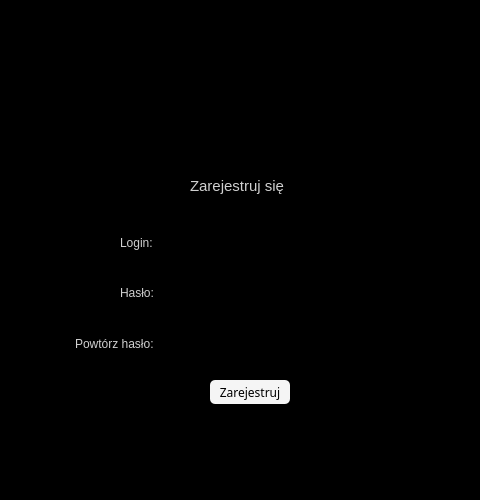
Above: registerwindow.ui from Azure7896/ReminderProject before the change. Below: the same form after it.
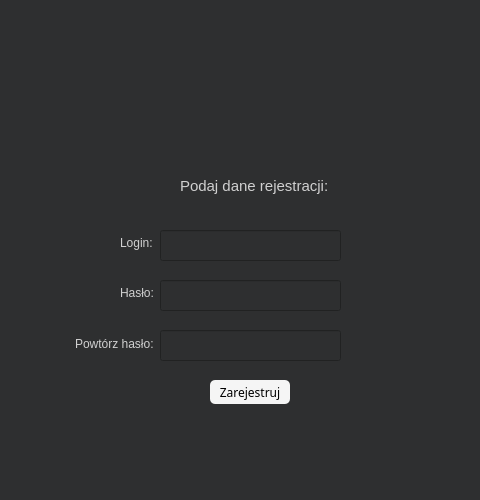
That is the form after the change. Icons and pictures are not drawn.

Commit message: Added register validation

The edit to the form file:
```diff
--- a/registerwindow.ui
+++ b/registerwindow.ui
@@ -13,6 +13,502 @@
     <height>500</height>
    </rect>
   </property>
+  <property name="palette">
+   <palette>
+    <active>
+     <colorrole role="Light">
+      <brush brushstyle="SolidPattern">
+       <color alpha="255">
+        <red>255</red>
+        <green>255</green>
+        <blue>255</blue>
+       </color>
+      </brush>
+     </colorrole>
+     <colorrole role="Midlight">
+      <brush brushstyle="SolidPattern">
+       <color alpha="255">
+        <red>227</red>
+        <green>227</green>
+        <blue>227</blue>
+       </color>
+      </brush>
+     </colorrole>
+     <colorrole role="Dark">
+      <brush brushstyle="SolidPattern">
+       <color alpha="255">
+        <red>160</red>
+        <green>160</green>
+        <blue>160</blue>
+       </color>
+      </brush>
+     </colorrole>
+     <colorrole role="Mid">
+      <brush brushstyle="SolidPattern">
+       <color alpha="255">
+        <red>160</red>
+        <green>160</green>
+        <blue>160</blue>
+       </color>
+      </brush>
+     </colorrole>
+     <colorrole role="Text">
+      <brush brushstyle="SolidPattern">
+       <color alpha="255">
+        <red>0</red>
+        <green>0</green>
+        <blue>0</blue>
+       </color>
+      </brush>
+     </colorrole>
+     <colorrole role="BrightText">
+      <brush brushstyle="SolidPattern">
+       <color alpha="255">
+        <red>255</red>
+        <green>255</green>
+        <blue>255</blue>
+       </color>
+      </brush>
+     </colorrole>
+     <colorrole role="ButtonText">
+      <brush brushstyle="SolidPattern">
+       <color alpha="255">
+        <red>0</red>
+        <green>0</green>
+        <blue>0</blue>
+       </color>
+      </brush>
+     </colorrole>
+     <colorrole role="Window">
+      <brush brushstyle="SolidPattern">
+       <color alpha="255">
+        <red>0</red>
+        <green>0</green>
+        <blue>0</blue>
+       </color>
+      </brush>
+     </colorrole>
+     <colorrole role="Shadow">
+      <brush brushstyle="SolidPattern">
+       <color alpha="255">
+        <red>105</red>
+        <green>105</green>
+        <blue>105</blue>
+       </color>
+      </brush>
+     </colorrole>
+     <colorrole role="Highlight">
+      <brush brushstyle="SolidPattern">
+       <color alpha="255">
+        <red>0</red>
+        <green>120</green>
+        <blue>215</blue>
+       </color>
+      </brush>
+     </colorrole>
+     <colorrole role="HighlightedText">
+      <brush brushstyle="SolidPattern">
+       <color alpha="255">
+        <red>255</red>
+        <green>255</green>
+        <blue>255</blue>
+       </color>
+      </brush>
+     </colorrole>
+     <colorrole role="Link">
+      <brush brushstyle="SolidPattern">
+       <color alpha="255">
+        <red>0</red>
+        <green>0</green>
+        <blue>255</blue>
+       </color>
+      </brush>
+     </colorrole>
+     <colorrole role="LinkVisited">
+      <brush brushstyle="SolidPattern">
+       <color alpha="255">
+        <red>255</red>
+        <green>0</green>
+        <blue>255</blue>
+       </color>
+      </brush>
+     </colorrole>
+     <colorrole role="AlternateBase">
+      <brush brushstyle="SolidPattern">
+       <color alpha="255">
+        <red>245</red>
+        <green>245</green>
+        <blue>245</blue>
+       </color>
+      </brush>
+     </colorrole>
+     <colorrole role="NoRole">
+      <brush brushstyle="SolidPattern">
+       <color alpha="255">
+        <red>0</red>
+        <green>0</green>
+        <blue>0</blue>
+       </color>
+      </brush>
+     </colorrole>
+     <colorrole role="ToolTipBase">
+      <brush brushstyle="SolidPattern">
+       <color alpha="255">
+        <red>255</red>
+        <green>255</green>
+        <blue>220</blue>
+       </color>
+      </brush>
+     </colorrole>
+     <colorrole role="ToolTipText">
+      <brush brushstyle="SolidPattern">
+       <color alpha="255">
+        <red>0</red>
+        <green>0</green>
+        <blue>0</blue>
+       </color>
+      </brush>
+     </colorrole>
+     <colorrole role="PlaceholderText">
+      <brush brushstyle="SolidPattern">
+       <color alpha="128">
+        <red>0</red>
+        <green>0</green>
+        <blue>0</blue>
+       </color>
+      </brush>
+     </colorrole>
+    </active>
+    <inactive>
+     <colorrole role="Light">
+      <brush brushstyle="SolidPattern">
+       <color alpha="255">
+        <red>255</red>
+        <green>255</green>
+        <blue>255</blue>
+       </color>
+      </brush>
+     </colorrole>
+     <colorrole role="Midlight">
+      <brush brushstyle="SolidPattern">
+       <color alpha="255">
+        <red>227</red>
+        <green>227</green>
+        <blue>227</blue>
+       </color>
+      </brush>
+     </colorrole>
+     <colorrole role="Dark">
+      <brush brushstyle="SolidPattern">
+       <color alpha="255">
+        <red>64</red>
+        <green>65</green>
+        <blue>66</blue>
+       </color>
+      </brush>
+     </colorrole>
+     <colorrole role="Mid">
+      <brush brushstyle="SolidPattern">
+       <color alpha="255">
+        <red>160</red>
+        <green>160</green>
+        <blue>160</blue>
+       </color>
+      </brush>
+     </colorrole>
+     <colorrole role="Text">
+      <brush brushstyle="SolidPattern">
+       <color alpha="255">
+        <red>208</red>
+        <green>208</green>
+        <blue>208</blue>
+       </color>
+      </brush>
+     </colorrole>
+     <colorrole role="BrightText">
+      <brush brushstyle="SolidPattern">
+       <color alpha="255">
+        <red>255</red>
+        <green>51</green>
+        <blue>51</blue>
+       </color>
+      </brush>
+     </colorrole>
+     <colorrole role="ButtonText">
+      <brush brushstyle="SolidPattern">
+       <color alpha="255">
+        <red>208</red>
+        <green>208</green>
+        <blue>208</blue>
+       </color>
+      </brush>
+     </colorrole>
+     <colorrole role="Window">
+      <brush brushstyle="SolidPattern">
+       <color alpha="255">
+        <red>46</red>
+        <green>47</green>
+        <blue>48</blue>
+       </color>
+      </brush>
+     </colorrole>
+     <colorrole role="Shadow">
+      <brush brushstyle="SolidPattern">
+       <color alpha="255">
+        <red>105</red>
+        <green>105</green>
+        <blue>105</blue>
+       </color>
+      </brush>
+     </colorrole>
+     <colorrole role="Highlight">
+      <brush brushstyle="SolidPattern">
+       <color alpha="255">
+        <red>29</red>
+        <green>84</green>
+        <blue>92</blue>
+       </color>
+      </brush>
+     </colorrole>
+     <colorrole role="HighlightedText">
+      <brush brushstyle="SolidPattern">
+       <color alpha="255">
+        <red>240</red>
+        <green>240</green>
+        <blue>240</blue>
+       </color>
+      </brush>
+     </colorrole>
+     <colorrole role="Link">
+      <brush brushstyle="SolidPattern">
+       <color alpha="255">
+        <red>0</red>
+        <green>122</green>
+        <blue>244</blue>
+       </color>
+      </brush>
+     </colorrole>
+     <colorrole role="LinkVisited">
+      <brush brushstyle="SolidPattern">
+       <color alpha="255">
+        <red>165</red>
+        <green>122</green>
+        <blue>255</blue>
+       </color>
+      </brush>
+     </colorrole>
+     <colorrole role="AlternateBase">
+      <brush brushstyle="SolidPattern">
+       <color alpha="255">
+        <red>53</red>
+        <green>54</green>
+        <blue>55</blue>
+       </color>
+      </brush>
+     </colorrole>
+     <colorrole role="NoRole">
+      <brush brushstyle="NoBrush">
+       <color alpha="255">
+        <red>0</red>
+        <green>0</green>
+        <blue>0</blue>
+       </color>
+      </brush>
+     </colorrole>
+     <colorrole role="ToolTipBase">
+      <brush brushstyle="SolidPattern">
+       <color alpha="255">
+        <red>64</red>
+        <green>65</green>
+        <blue>66</blue>
+       </color>
+      </brush>
+     </colorrole>
+     <colorrole role="ToolTipText">
+      <brush brushstyle="SolidPattern">
+       <color alpha="255">
+        <red>208</red>
+        <green>208</green>
+        <blue>208</blue>
+       </color>
+      </brush>
+     </colorrole>
+     <colorrole role="PlaceholderText">
+      <brush brushstyle="SolidPattern">
+       <color alpha="255">
+        <red>127</red>
+        <green>127</green>
+        <blue>128</blue>
+       </color>
+      </brush>
+     </colorrole>
+    </inactive>
+    <disabled>
+     <colorrole role="Light">
+      <brush brushstyle="SolidPattern">
+       <color alpha="255">
+        <red>255</red>
+        <green>255</green>
+        <blue>255</blue>
+       </color>
+      </brush>
+     </colorrole>
+     <colorrole role="Midlight">
+      <brush brushstyle="SolidPattern">
+       <color alpha="255">
+        <red>247</red>
+        <green>247</green>
+        <blue>247</blue>
+       </color>
+      </brush>
+     </colorrole>
+     <colorrole role="Dark">
+      <brush brushstyle="SolidPattern">
+       <color alpha="255">
+        <red>160</red>
+        <green>160</green>
+        <blue>160</blue>
+       </color>
+      </brush>
+     </colorrole>
+     <colorrole role="Mid">
+      <brush brushstyle="SolidPattern">
+       <color alpha="255">
+        <red>160</red>
+        <green>160</green>
+        <blue>160</blue>
+       </color>
+      </brush>
+     </colorrole>
+     <colorrole role="Text">
+      <brush brushstyle="SolidPattern">
+       <color alpha="255">
+        <red>120</red>
+        <green>120</green>
+        <blue>120</blue>
+       </color>
+      </brush>
+     </colorrole>
+     <colorrole role="BrightText">
+      <brush brushstyle="SolidPattern">
+       <color alpha="255">
+        <red>255</red>
+        <green>255</green>
+        <blue>255</blue>
+       </color>
+      </brush>
+     </colorrole>
+     <colorrole role="ButtonText">
+      <brush brushstyle="SolidPattern">
+       <color alpha="255">
+        <red>120</red>
+        <green>120</green>
+        <blue>120</blue>
+       </color>
+      </brush>
+     </colorrole>
+     <colorrole role="Window">
+      <brush brushstyle="SolidPattern">
+       <color alpha="255">
+        <red>0</red>
+        <green>0</green>
+        <blue>0</blue>
+       </color>
+      </brush>
+     </colorrole>
+     <colorrole role="Shadow">
+      <brush brushstyle="SolidPattern">
+       <color alpha="255">
+        <red>0</red>
+        <green>0</green>
+        <blue>0</blue>
+       </color>
+      </brush>
+     </colorrole>
+     <colorrole role="Highlight">
+      <brush brushstyle="SolidPattern">
+       <color alpha="255">
+        <red>29</red>
+        <green>84</green>
+        <blue>92</blue>
+       </color>
+      </brush>
+     </colorrole>
+     <colorrole role="HighlightedText">
+      <brush brushstyle="SolidPattern">
+       <color alpha="255">
+        <red>240</red>
+        <green>240</green>
+        <blue>240</blue>
+       </color>
+      </brush>
+     </colorrole>
+     <colorrole role="Link">
+      <brush brushstyle="SolidPattern">
+       <color alpha="255">
+        <red>0</red>
+        <green>122</green>
+        <blue>244</blue>
+       </color>
+      </brush>
+     </colorrole>
+     <colorrole role="LinkVisited">
+      <brush brushstyle="SolidPattern">
+       <color alpha="255">
+        <red>165</red>
+        <green>122</green>
+        <blue>255</blue>
+       </color>
+      </brush>
+     </colorrole>
+     <colorrole role="AlternateBase">
+      <brush brushstyle="SolidPattern">
+       <color alpha="255">
+        <red>53</red>
+        <green>54</green>
+        <blue>55</blue>
+       </color>
+      </brush>
+     </colorrole>
+     <colorrole role="NoRole">
+      <brush brushstyle="NoBrush">
+       <color alpha="255">
+        <red>0</red>
+        <green>0</green>
+        <blue>0</blue>
+       </color>
+      </brush>
+     </colorrole>
+     <colorrole role="ToolTipBase">
+      <brush brushstyle="SolidPattern">
+       <color alpha="255">
+        <red>64</red>
+        <green>65</green>
+        <blue>66</blue>
+       </color>
+      </brush>
+     </colorrole>
+     <colorrole role="ToolTipText">
+      <brush brushstyle="SolidPattern">
+       <color alpha="255">
+        <red>208</red>
+        <green>208</green>
+        <blue>208</blue>
+       </color>
+      </brush>
+     </colorrole>
+     <colorrole role="PlaceholderText">
+      <brush brushstyle="SolidPattern">
+       <color alpha="255">
+        <red>127</red>
+        <green>127</green>
+        <blue>128</blue>
+       </color>
+      </brush>
+     </colorrole>
+    </disabled>
+   </palette>
+  </property>
   <property name="tabletTracking">
    <bool>false</bool>
   </property>
@@ -26,7 +522,7 @@
    <bool>false</bool>
   </property>
   <property name="styleSheet">
-   <string notr="true">background-color: rgb(0, 0, 0);</string>
+   <string notr="true">register {}</string>
   </property>
   <property name="sizeGripEnabled">
    <bool>false</bool>
@@ -88,6 +584,15 @@
    <property name="palette">
     <palette>
      <active>
+      <colorrole role="WindowText">
+       <brush brushstyle="SolidPattern">
+        <color alpha="255">
+         <red>208</red>
+         <green>208</green>
+         <blue>208</blue>
+        </color>
+       </brush>
+      </colorrole>
       <colorrole role="Button">
        <brush brushstyle="SolidPattern">
         <color alpha="255">
@@ -97,6 +602,15 @@
         </color>
        </brush>
       </colorrole>
+      <colorrole role="Text">
+       <brush brushstyle="SolidPattern">
+        <color alpha="255">
+         <red>255</red>
+         <green>255</green>
+         <blue>255</blue>
+        </color>
+       </brush>
+      </colorrole>
       <colorrole role="Base">
        <brush brushstyle="SolidPattern">
         <color alpha="255">
@@ -117,35 +631,62 @@
       </colorrole>
      </active>
      <inactive>
+      <colorrole role="WindowText">
+       <brush brushstyle="SolidPattern">
+        <color alpha="255">
+         <red>208</red>
+         <green>208</green>
+         <blue>208</blue>
+        </color>
+       </brush>
+      </colorrole>
       <colorrole role="Button">
        <brush brushstyle="SolidPattern">
         <color alpha="255">
-         <red>0</red>
-         <green>0</green>
-         <blue>0</blue>
+         <red>64</red>
+         <green>65</green>
+         <blue>66</blue>
+        </color>
+       </brush>
+      </colorrole>
+      <colorrole role="Text">
+       <brush brushstyle="SolidPattern">
+        <color alpha="255">
+         <red>208</red>
+         <green>208</green>
+         <blue>208</blue>
         </color>
        </brush>
       </colorrole>
       <colorrole role="Base">
        <brush brushstyle="SolidPattern">
         <color alpha="255">
-         <red>0</red>
-         <green>0</green>
-         <blue>0</blue>
+         <red>46</red>
+         <green>47</green>
+         <blue>48</blue>
         </color>
        </brush>
       </colorrole>
       <colorrole role="Window">
        <brush brushstyle="SolidPattern">
         <color alpha="255">
-         <red>0</red>
-         <green>0</green>
-         <blue>0</blue>
+         <red>46</red>
+         <green>47</green>
+         <blue>48</blue>
         </color>
        </brush>
       </colorrole>
      </inactive>
      <disabled>
+      <colorrole role="WindowText">
+       <brush brushstyle="SolidPattern">
+        <color alpha="255">
+         <red>120</red>
+         <green>120</green>
+         <blue>120</blue>
+        </color>
+       </brush>
+      </colorrole>
       <colorrole role="Button">
        <brush brushstyle="SolidPattern">
         <color alpha="255">
@@ -155,6 +696,15 @@
         </color>
        </brush>
       </colorrole>
+      <colorrole role="Text">
+       <brush brushstyle="SolidPattern">
+        <color alpha="255">
+         <red>120</red>
+         <green>120</green>
+         <blue>120</blue>
+        </color>
+       </brush>
+      </colorrole>
       <colorrole role="Base">
        <brush brushstyle="SolidPattern">
         <color alpha="255">
@@ -189,6 +739,15 @@
    <property name="palette">
     <palette>
      <active>
+      <colorrole role="WindowText">
+       <brush brushstyle="SolidPattern">
+        <color alpha="255">
+         <red>208</red>
+         <green>208</green>
+         <blue>208</blue>
+        </color>
+       </brush>
+      </colorrole>
       <colorrole role="Button">
        <brush brushstyle="SolidPattern">
         <color alpha="255">
@@ -198,6 +757,15 @@
         </color>
        </brush>
       </colorrole>
+      <colorrole role="Text">
+       <brush brushstyle="SolidPattern">
+        <color alpha="255">
+         <red>255</red>
+         <green>255</green>
+         <blue>255</blue>
+        </color>
+       </brush>
+      </colorrole>
       <colorrole role="Base">
        <brush brushstyle="SolidPattern">
         <color alpha="255">
@@ -218,35 +786,62 @@
       </colorrole>
      </active>
      <inactive>
+      <colorrole role="WindowText">
+       <brush brushstyle="SolidPattern">
+        <color alpha="255">
+         <red>208</red>
+         <green>208</green>
+         <blue>208</blue>
+        </color>
+       </brush>
+      </colorrole>
       <colorrole role="Button">
        <brush brushstyle="SolidPattern">
         <color alpha="255">
-         <red>0</red>
-         <green>0</green>
-         <blue>0</blue>
+         <red>64</red>
+         <green>65</green>
+         <blue>66</blue>
+        </color>
+       </brush>
+      </colorrole>
+      <colorrole role="Text">
+       <brush brushstyle="SolidPattern">
+        <color alpha="255">
+         <red>208</red>
+         <green>208</green>
+         <blue>208</blue>
         </color>
        </brush>
       </colorrole>
       <colorrole role="Base">
        <brush brushstyle="SolidPattern">
         <color alpha="255">
-         <red>0</red>
-         <green>0</green>
-         <blue>0</blue>
+         <red>46</red>
+         <green>47</green>
+         <blue>48</blue>
         </color>
        </brush>
       </colorrole>
       <colorrole role="Window">
        <brush brushstyle="SolidPattern">
         <color alpha="255">
-         <red>0</red>
-         <green>0</green>
-         <blue>0</blue>
+         <red>46</red>
+         <green>47</green>
+         <blue>48</blue>
         </color>
        </brush>
       </colorrole>
      </inactive>
      <disabled>
+      <colorrole role="WindowText">
+       <brush brushstyle="SolidPattern">
+        <color alpha="96">
+         <red>164</red>
+         <green>166</green>
+         <blue>168</blue>
+        </color>
+       </brush>
+      </colorrole>
       <colorrole role="Button">
        <brush brushstyle="SolidPattern">
         <color alpha="255">
@@ -256,6 +851,15 @@
         </color>
        </brush>
       </colorrole>
+      <colorrole role="Text">
+       <brush brushstyle="SolidPattern">
+        <color alpha="255">
+         <red>120</red>
+         <green>120</green>
+         <blue>120</blue>
+        </color>
+       </brush>
+      </colorrole>
       <colorrole role="Base">
        <brush brushstyle="SolidPattern">
         <color alpha="255">
@@ -277,6 +881,9 @@
      </disabled>
     </palette>
    </property>
+   <property name="echoMode">
+    <enum>QLineEdit::Password</enum>
+   </property>
   </widget>
   <widget class="QLabel" name="label_text_login">
    <property name="geometry">
@@ -2090,6 +2697,15 @@
    <property name="palette">
     <palette>
      <active>
+      <colorrole role="WindowText">
+       <brush brushstyle="SolidPattern">
+        <color alpha="255">
+         <red>208</red>
+         <green>208</green>
+         <blue>208</blue>
+        </color>
+       </brush>
+      </colorrole>
       <colorrole role="Button">
        <brush brushstyle="SolidPattern">
         <color alpha="255">
@@ -2099,6 +2715,15 @@
         </color>
        </brush>
       </colorrole>
+      <colorrole role="Text">
+       <brush brushstyle="SolidPattern">
+        <color alpha="255">
+         <red>255</red>
+         <green>255</green>
+         <blue>255</blue>
+        </color>
+       </brush>
+      </colorrole>
       <colorrole role="Base">
        <brush brushstyle="SolidPattern">
         <color alpha="255">
@@ -2119,35 +2744,62 @@
       </colorrole>
      </active>
      <inactive>
+      <colorrole role="WindowText">
+       <brush brushstyle="SolidPattern">
+        <color alpha="255">
+         <red>208</red>
+         <green>208</green>
+         <blue>208</blue>
+        </color>
+       </brush>
+      </colorrole>
       <colorrole role="Button">
        <brush brushstyle="SolidPattern">
         <color alpha="255">
-         <red>0</red>
-         <green>0</green>
-         <blue>0</blue>
+         <red>64</red>
+         <green>65</green>
+         <blue>66</blue>
+        </color>
+       </brush>
+      </colorrole>
+      <colorrole role="Text">
+       <brush brushstyle="SolidPattern">
+        <color alpha="255">
+         <red>208</red>
+         <green>208</green>
+         <blue>208</blue>
         </color>
        </brush>
       </colorrole>
       <colorrole role="Base">
        <brush brushstyle="SolidPattern">
         <color alpha="255">
-         <red>0</red>
-         <green>0</green>
-         <blue>0</blue>
+         <red>46</red>
+         <green>47</green>
+         <blue>48</blue>
         </color>
        </brush>
       </colorrole>
       <colorrole role="Window">
        <brush brushstyle="SolidPattern">
         <color alpha="255">
-         <red>0</red>
-         <green>0</green>
-         <blue>0</blue>
+         <red>46</red>
+         <green>47</green>
+         <blue>48</blue>
         </color>
        </brush>
       </colorrole>
      </inactive>
      <disabled>
+      <colorrole role="WindowText">
+       <brush brushstyle="SolidPattern">
+        <color alpha="255">
+         <red>120</red>
+         <green>120</green>
+         <blue>120</blue>
+        </color>
+       </brush>
+      </colorrole>
       <colorrole role="Button">
        <brush brushstyle="SolidPattern">
         <color alpha="255">
@@ -2157,6 +2809,15 @@
         </color>
        </brush>
       </colorrole>
+      <colorrole role="Text">
+       <brush brushstyle="SolidPattern">
+        <color alpha="255">
+         <red>120</red>
+         <green>120</green>
+         <blue>120</blue>
+        </color>
+       </brush>
+      </colorrole>
       <colorrole role="Base">
        <brush brushstyle="SolidPattern">
         <color alpha="255">
@@ -2178,11 +2839,14 @@
      </disabled>
     </palette>
    </property>
+   <property name="echoMode">
+    <enum>QLineEdit::Password</enum>
+   </property>
   </widget>
   <widget class="QLabel" name="register_label">
    <property name="geometry">
     <rect>
-     <x>190</x>
+     <x>180</x>
      <y>170</y>
      <width>161</width>
      <height>31</height>
@@ -2771,7 +3435,7 @@
     </font>
    </property>
    <property name="text">
-    <string>Zarejestruj się</string>
+    <string>Podaj dane rejestracji:</string>
    </property>
   </widget>
  </widget>
```
Left out of the diff: 3 changed lines with no effect on the pictures. The commit also changes 7 other files.
